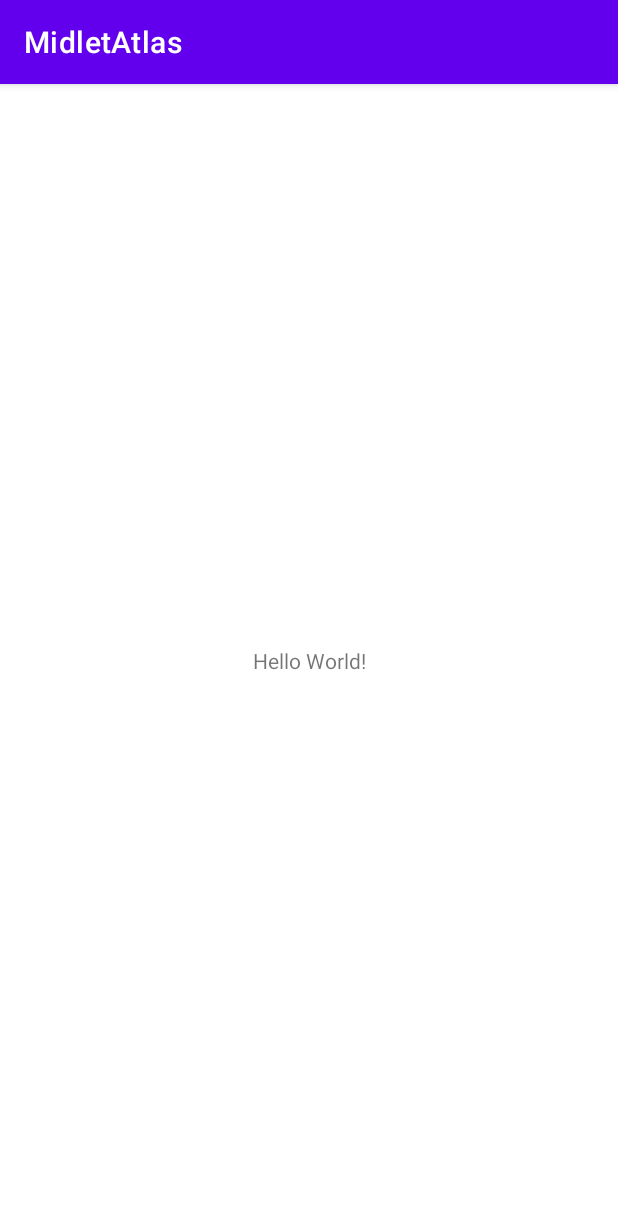
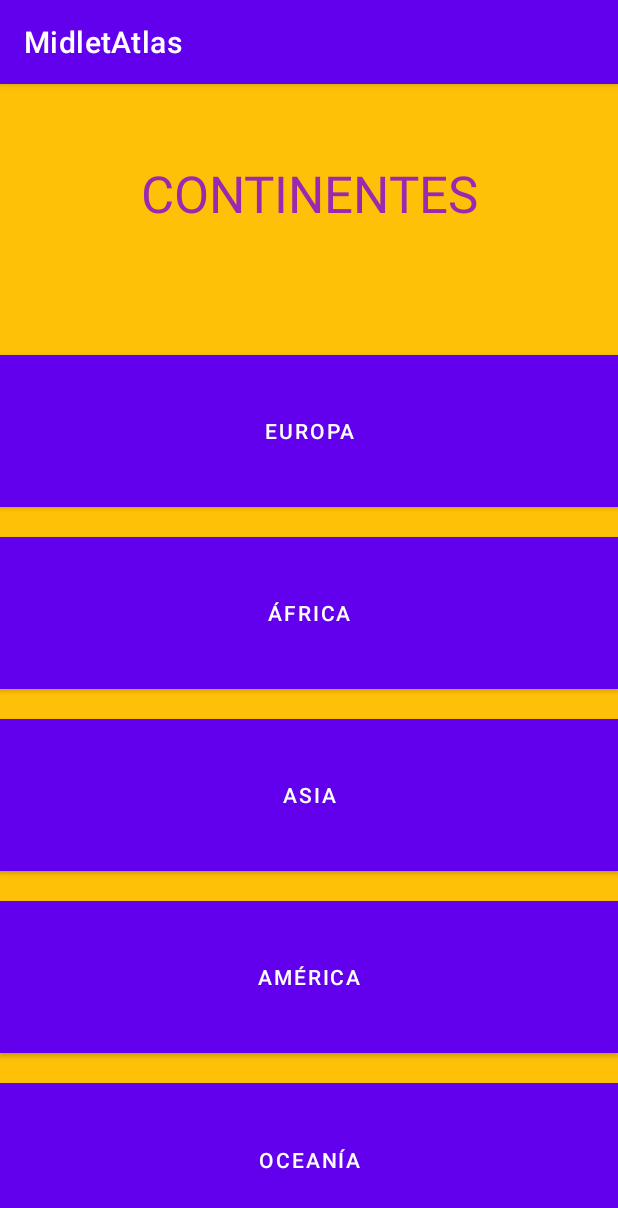
Before and after one commit to DaniPazLor/Midlet-Atlas, an Android app: the screen it shows after launch (MainActivity), on a phone screen of 412 x 824 dp. Shown: the top 1208 px of the screen. Run offline under Robolectric (Android 15) with nearby library versions, the phone set to English and light mode, and no system bars.

Commit message:
Creadas y conectadas Activity principal y Europa

```diff
--- a/app/src/main/res/layout/activity_main.xml
+++ b/app/src/main/res/layout/activity_main.xml
@@ -1,18 +1,68 @@
 <?xml version="1.0" encoding="utf-8"?>
-<androidx.constraintlayout.widget.ConstraintLayout xmlns:android="http://schemas.android.com/apk/res/android"
+<LinearLayout xmlns:android="http://schemas.android.com/apk/res/android"
     xmlns:app="http://schemas.android.com/apk/res-auto"
     xmlns:tools="http://schemas.android.com/tools"
     android:layout_width="match_parent"
     android:layout_height="match_parent"
+    android:background="#FFC107"
+    android:orientation="vertical"
     tools:context=".MainActivity">
 
     <TextView
-        android:layout_width="wrap_content"
+        android:id="@+id/textView2"
+        android:layout_width="match_parent"
+        android:layout_height="47dp"
+        android:layout_marginTop="50dp"
+        android:layout_marginBottom="30dp"
+        android:layout_weight="1"
+        android:text="CONTINENTES"
+        android:textAlignment="center"
+        android:textColor="#9C27B0"
+        android:textSize="34sp" />
+
+    <Button
+        android:id="@+id/btnEuropa"
+        android:layout_width="match_parent"
         android:layout_height="wrap_content"
-        android:text="Hello World!"
-        app:layout_constraintBottom_toBottomOf="parent"
-        app:layout_constraintLeft_toLeftOf="parent"
-        app:layout_constraintRight_toRightOf="parent"
-        app:layout_constraintTop_toTopOf="parent" />
+        android:layout_marginBottom="20dp"
+        android:layout_weight="1"
+        android:background="#9C27B0"
+        android:onClick="pasarActividad"
+        android:text="Europa" />
 
-</androidx.constraintlayout.widget.ConstraintLayout>
+    <Button
+        android:id="@+id/btnAfrica"
+        android:layout_width="match_parent"
+        android:layout_height="wrap_content"
+        android:layout_marginBottom="20dp"
+        android:layout_weight="1"
+        android:background="#9C27B0"
+        android:text="África" />
+
+    <Button
+        android:id="@+id/btnAsia"
+        android:layout_width="match_parent"
+        android:layout_height="wrap_content"
+        android:layout_marginBottom="20dp"
+        android:layout_weight="1"
+        android:background="#9C27B0"
+        android:text="Asia" />
+
+    <Button
+        android:id="@+id/btnAmerica"
+        android:layout_width="match_parent"
+        android:layout_height="wrap_content"
+        android:layout_marginBottom="20dp"
+        android:layout_weight="1"
+        android:background="#9C27B0"
+        android:text="América" />
+
+    <Button
+        android:id="@+id/btnOceania"
+        android:layout_width="match_parent"
+        android:layout_height="wrap_content"
+        android:layout_weight="1"
+        android:background="#9C27B0"
+        android:text="Oceanía" />
+
+</LinearLayout>
```
Also changed, not shown: app/src/main/AndroidManifest.xml (+11 -0 lines), app/src/main/java/com/practicas/midletatlas/MainActivity.java (+7 -0 lines), app/src/main/java/com/practicas/midletatlas/activity_europa.java (added, +14 -0 lines), app/src/main/res/layout/activity_europa.xml (added, +27 -0 lines), app/src/main/res/drawable/europa.png (added).
